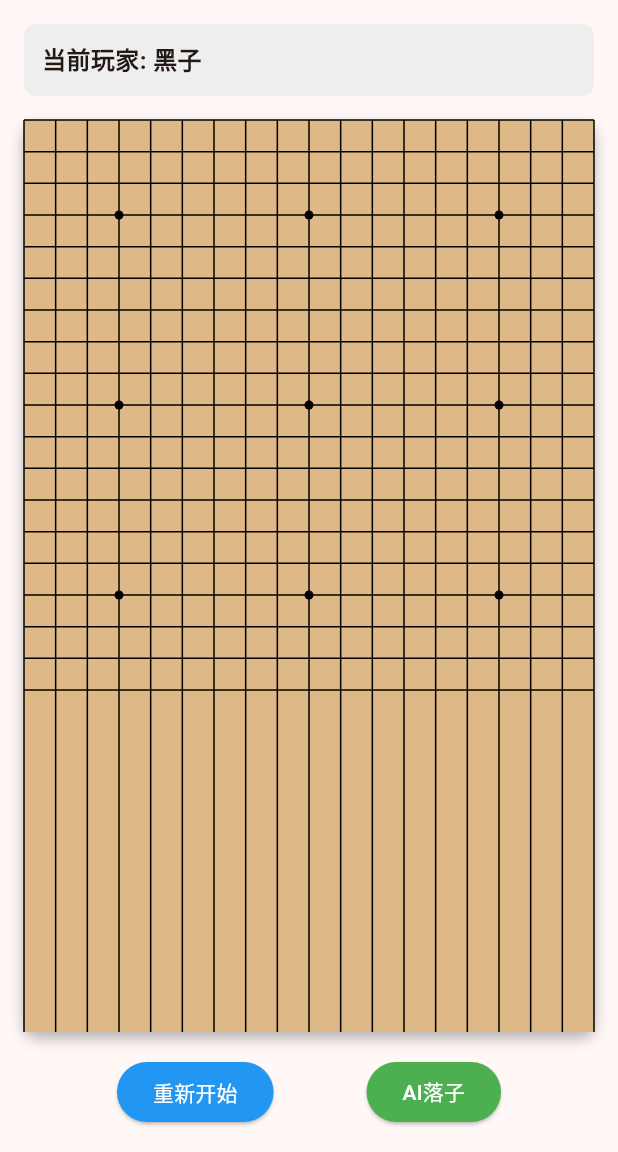
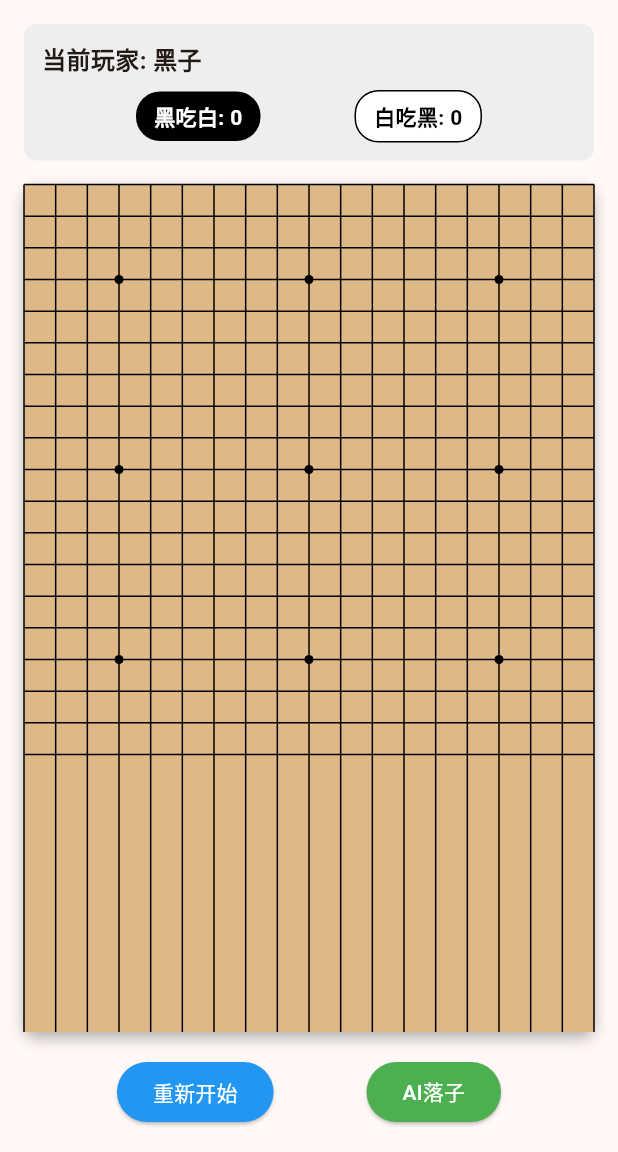
Before and after one commit to chenqi2013/rwkv_go, a Flutter app: the screen it shows after launch, after a tap on "重新开始", on a phone screen of 412 x 824 dp, the part 84-1236 px from its top. Run offline on Flutter 3.47's test engine with Material 3 defaults, Android fonts, the phone set to English and light mode, and no system bars; our stand-ins replace get.

Commit message:
实时显示吃子

```diff
--- a/lib/controllers/go_controller.dart
+++ b/lib/controllers/go_controller.dart
@@ -45,6 +45,10 @@ class GoController extends GetxController {
 
   // 最后落子位置
   final Rx<Position?> lastMove = Rx<Position?>(null);
+
+  // 吃子计数
+  final RxInt blackCaptures = 0.obs; // 黑子吃白子数量
+  final RxInt whiteCaptures = 0.obs; // 白子吃黑子数量
 
   // 坐标标签（a到t，没有i）
   static const List<String> coordinates = [
@@ -242,6 +246,13 @@ class GoController extends GetxController {
   void _removeGroup(int row, int col, StoneType stoneType) {
     if (!isValidPosition(row, col) || board[row][col] != stoneType) return;
 
+    // 计数被吃的棋子
+    if (stoneType == StoneType.white) {
+      blackCaptures.value++;
+    } else if (stoneType == StoneType.black) {
+      whiteCaptures.value++;
+    }
+
     board[row][col] = StoneType.empty;
 
     List<Position> adjacent = getAdjacentPositions(row, col);
@@ -300,6 +311,8 @@ class GoController extends GetxController {
     isBlackTurn.value = true;
     gameOver.value = false;
     lastMove.value = null;
+    blackCaptures.value = 0;
+    whiteCaptures.value = 0;
   }
 
   // 获取棋子颜色
--- a/lib/widgets/go_board.dart
+++ b/lib/widgets/go_board.dart
@@ -33,12 +33,19 @@ class GoBoard extends StatelessWidget {
         color: Colors.grey[200],
         borderRadius: BorderRadius.circular(8.0),
       ),
-      child: Row(
+      child: Column(
+        children: [
+          Row(
             mainAxisAlignment: MainAxisAlignment.spaceBetween,
             children: [
-          Text(
+              Obx(
+                () => Text(
                   '当前玩家: ${controller.isBlackTurn.value ? "黑子" : "白子"}',
-            style: const TextStyle(fontSize: 16, fontWeight: FontWeight.bold),
+                  style: const TextStyle(
+                    fontSize: 16,
+                    fontWeight: FontWeight.bold,
+                  ),
+                ),
               ),
               if (controller.gameOver.value)
                 const Text(
@@ -47,6 +54,53 @@ class GoBoard extends StatelessWidget {
                     fontSize: 16,
                     fontWeight: FontWeight.bold,
                     color: Colors.red,
+                  ),
+                ),
+            ],
+          ),
+          const SizedBox(height: 8),
+          Obx(
+            () => Row(
+              mainAxisAlignment: MainAxisAlignment.spaceEvenly,
+              children: [
+                Container(
+                  padding: const EdgeInsets.symmetric(
+                    horizontal: 12,
+                    vertical: 6,
+                  ),
+                  decoration: BoxDecoration(
+                    color: Colors.black,
+                    borderRadius: BorderRadius.circular(16),
+                  ),
+                  child: Text(
+                    '黑吃白: ${controller.blackCaptures.value}',
+                    style: const TextStyle(
+                      color: Colors.white,
+                      fontSize: 14,
+                      fontWeight: FontWeight.bold,
+                    ),
+                  ),
+                ),
+                Container(
+                  padding: const EdgeInsets.symmetric(
+                    horizontal: 12,
+                    vertical: 6,
+                  ),
+                  decoration: BoxDecoration(
+                    color: Colors.white,
+                    borderRadius: BorderRadius.circular(16),
+                    border: Border.all(color: Colors.black, width: 1),
+                  ),
+                  child: Text(
+                    '白吃黑: ${controller.whiteCaptures.value}',
+                    style: const TextStyle(
+                      color: Colors.black,
+                      fontSize: 14,
+                      fontWeight: FontWeight.bold,
+                    ),
+                  ),
+                ),
+              ],
             ),
           ),
         ],
```
Lines whose indentation alone changed are shown as unchanged.
